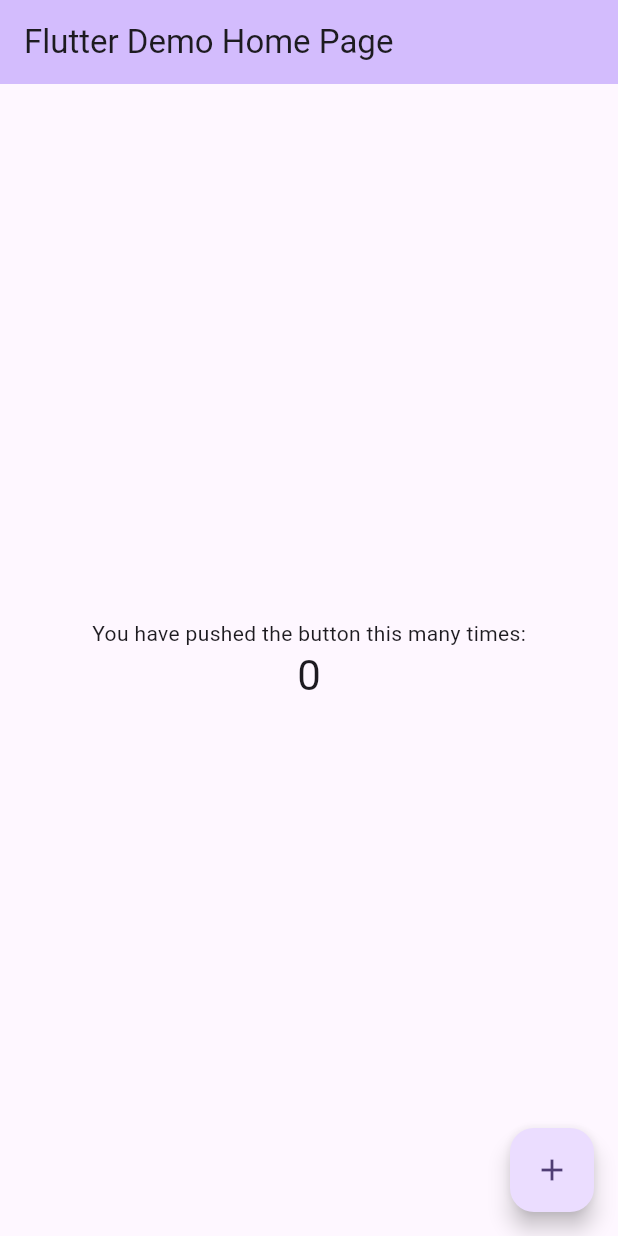
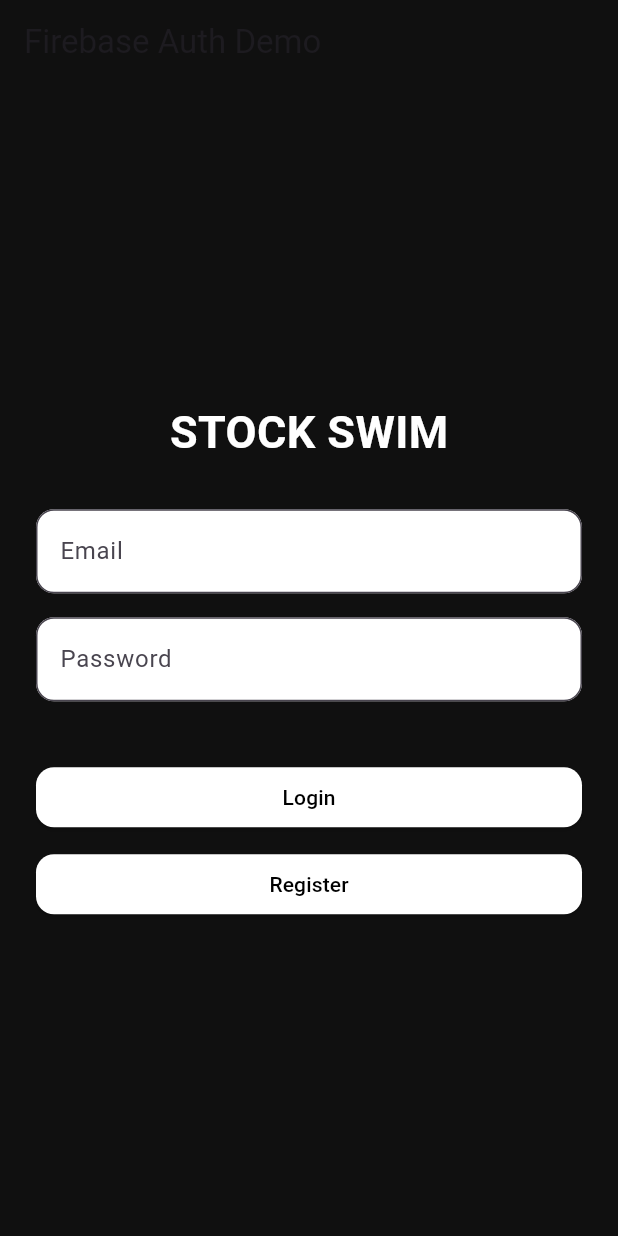
Before and after one commit to RezRak/StockSwim, a Flutter app: the screen it shows after launch, on a phone screen of 412 x 824 dp. Run offline on Flutter 3.47's test engine with Material 3 defaults, Android fonts, the phone set to English and light mode, and no system bars; our stand-ins replace firebase_auth, firebase_core; accounts and stored records are empty.

Commit message:
Created login and register, worked on UI

```diff
--- a/lib/login.dart
+++ b/lib/login.dart
@@ -1,8 +1,8 @@
 import 'package:flutter/material.dart';
 import 'package:firebase_auth/firebase_auth.dart';
 import 'package:firebase_core/firebase_core.dart';
-import 'package:cloud_firestore/cloud_firestore.dart';
 import 'package:stockapp/home.dart';
+import 'package:stockapp/register.dart';
 import 'firebase_options.dart';
 
 void main() async {
@@ -44,121 +44,27 @@ class _MyHomePageState extends State<MyHomePage> {
   @override
   Widget build(BuildContext context) {
     return Scaffold(
+      backgroundColor: const Color.fromARGB(255, 16, 16, 16),
       appBar: AppBar(
         title: Text(widget.title),
-        actions: <Widget>[
-          ElevatedButton(
-            onPressed: _signOut,
-            child: Text('Sign Out'),
-          ),
-        ],
+        backgroundColor: const Color.fromARGB(255, 16, 16, 16),
       ),
       body: Center(
         child: Column(
           mainAxisAlignment: MainAxisAlignment.center,
           children: <Widget>[
-            RegisterEmailSection(auth: _auth),
+            Text(
+              'STOCK SWIM',
+              style: TextStyle(
+                color: Colors.white,
+                fontSize: 30,
+                fontWeight: FontWeight.bold,
+              ),
+            ),
+            SizedBox(height: 30),
             EmailPasswordForm(auth: _auth),
           ],
         ),
-      ),
-    );
-  }
-}
-
-class RegisterEmailSection extends StatefulWidget {
-  RegisterEmailSection({Key? key, required this.auth}) : super(key: key);
-  final FirebaseAuth auth;
-
-  @override
-  _RegisterEmailSectionState createState() => _RegisterEmailSectionState();
-}
-
-class _RegisterEmailSectionState extends State<RegisterEmailSection> {
-  final GlobalKey<FormState> _formKey = GlobalKey<FormState>();
-  final TextEditingController _emailController = TextEditingController();
-  final TextEditingController _passwordController = TextEditingController();
-  bool _success = false;
-  bool _initialState = true;
-  String? _userEmail;
-
-  void _register() async {
-    try {
-      await widget.auth.createUserWithEmailAndPassword(
-        email: _emailController.text,
-        password: _passwordController.text,
-      );
-      setState(() {
-        _success = true;
-        _userEmail = _emailController.text;
-        _initialState = false;
-      });
-    } catch (e) {
-      setState(() {
-        _success = false;
-        _initialState = false;
-      });
-    }
-  }
-
-  @override
-  void dispose() {
-    _emailController.dispose();
-    _passwordController.dispose();
-    super.dispose();
-  }
-
-  @override
-  Widget build(BuildContext context) {
-    return Form(
-      key: _formKey,
-      child: Column(
-        crossAxisAlignment: CrossAxisAlignment.start,
-        children: <Widget>[
-          TextFormField(
-            controller: _emailController,
-            decoration: InputDecoration(labelText: 'Email'),
-            validator: (value) {
-              if (value == null || value.isEmpty) {
-                return 'Please enter some text';
-              }
-              return null;
-            },
-          ),
-          TextFormField(
-            controller: _passwordController,
-            obscureText: true,
-            decoration: InputDecoration(labelText: 'Password'),
-            validator: (value) {
-              if (value == null || value.isEmpty) {
-                return 'Please enter some text';
-              }
-              return null;
-            },
-          ),
-          Container(
-            padding: const EdgeInsets.symmetric(vertical: 16.0),
-            alignment: Alignment.center,
-            child: ElevatedButton(
-              onPressed: () {
-                if (_formKey.currentState!.validate()) {
-                  _register();
-                }
-              },
-              child: Text('Submit'),
-            ),
-          ),
-          if (!_initialState)
-            Container(
-              alignment: Alignment.center,
-              child: Text(
-                _success
-                    ? 'Successfully registered $_userEmail'
-                    : 'Registration failed',
-                style: TextStyle(color: _success ? Colors.green : Colors.red),
-              ),
-            ),
-        ],
       ),
     );
   }
@@ -214,17 +120,21 @@ class _EmailPasswordFormState extends State<EmailPasswordForm> {
   Widget build(BuildContext context) {
     return Form(
       key: _formKey,
+      child: Padding(
+        padding: const EdgeInsets.symmetric(horizontal: 24.0),
         child: Column(
-        crossAxisAlignment: CrossAxisAlignment.start,
+          crossAxisAlignment: CrossAxisAlignment.stretch,
           children: <Widget>[
-          Container(
-            child: Text('Test sign in with email and password'),
-            padding: const EdgeInsets.all(16),
-            alignment: Alignment.center,
-          ),
             TextFormField(
               controller: _emailController,
-            decoration: InputDecoration(labelText: 'Email'),
+              decoration: InputDecoration(
+                labelText: 'Email',
+                filled: true,
+                fillColor: Colors.white,
+                border: OutlineInputBorder(
+                  borderRadius: BorderRadius.circular(12.0),
+                ),
+              ),
               validator: (value) {
                 if (value == null || value.isEmpty) {
                   return 'Please enter some text';
@@ -232,10 +142,18 @@ class _EmailPasswordFormState extends State<EmailPasswordForm> {
                 return null;
               },
             ),
+            SizedBox(height: 16),
             TextFormField(
               controller: _passwordController,
               obscureText: true,
-            decoration: InputDecoration(labelText: 'Password'),
+              decoration: InputDecoration(
+                labelText: 'Password',
+                filled: true,
+                fillColor: Colors.white,
+                border: OutlineInputBorder(
+                  borderRadius: BorderRadius.circular(12.0),
+                ),
+              ),
               validator: (value) {
                 if (value == null || value.isEmpty) {
                   return 'Please enter some text';
@@ -243,19 +161,41 @@ class _EmailPasswordFormState extends State<EmailPasswordForm> {
                 return null;
               },
             ),
-          Container(
-            padding: const EdgeInsets.symmetric(vertical: 16.0),
-            alignment: Alignment.center,
-            child: ElevatedButton(
+            SizedBox(height: 40),
+            ElevatedButton(
+              style: ElevatedButton.styleFrom(
+                backgroundColor: Colors.white,
+                foregroundColor: Colors.black,
+                shape: RoundedRectangleBorder(
+                  borderRadius: BorderRadius.circular(12.0),
+                ),
+              ),
               onPressed: () {
                 if (_formKey.currentState!.validate()) {
                   _signInWithEmailAndPassword();
                 }
               },
-              child: Text('Submit'),
+              child: Text('Login'),
+            ),
+            SizedBox(height: 10),
+            ElevatedButton(
+              style: ElevatedButton.styleFrom(
+                backgroundColor: Colors.white,
+                foregroundColor: Colors.black,
+                shape: RoundedRectangleBorder(
+                  borderRadius: BorderRadius.circular(12.0),
                 ),
               ),
+              onPressed: () {
+                Navigator.push(
+                  context,
+                  MaterialPageRoute(builder: (context) => Register()),
+                );
+              },
+              child: Text('Register'),
+            ),
           ],
+        ),
       ),
     );
   }
--- a/lib/main.dart
+++ b/lib/main.dart
@@ -2,32 +2,30 @@ import 'package:flutter/material.dart';
 import 'dart:convert';
 import 'package:http/http.dart' as http;
 import 'package:stockapp/login.dart';
-import 'package:flutter/material.dart';
 import 'package:firebase_auth/firebase_auth.dart';
 import 'package:firebase_core/firebase_core.dart';
-import 'package:cloud_firestore/cloud_firestore.dart';
-import 'package:stockapp/home.dart';
 import 'firebase_options.dart';
 
-void main() {
+void main() async {
+  WidgetsFlutterBinding.ensureInitialized();
+  await Firebase.initializeApp(
+    options: DefaultFirebaseOptions.currentPlatform,
+  );
   runApp(const MyApp());
-  Firebase.initializeApp();
 }
 
 class MyApp extends StatelessWidget {
   const MyApp({super.key});
-
 
   @override
   Widget build(BuildContext context) {
     return MaterialApp(
       title: 'Flutter Demo',
       theme: ThemeData(
-
         colorScheme: ColorScheme.fromSeed(seedColor: Colors.deepPurple),
         useMaterial3: true,
       ),
-      home: const MyHomePage(title: 'Flutter Demo Home Page'),
+      home: Login(),
     );
   }
 }
@@ -47,69 +45,3 @@ class FinnhubService {
     }
   }
 }
-
-class MyHomePage extends StatefulWidget {
-  const MyHomePage({super.key, required this.title});
-
-
-  final String title;
-
-  @override
-  State<MyHomePage> createState() => _MyHomePageState();
-}
-
-class _MyHomePageState extends State<MyHomePage> {
-  int _counter = 0;
-
-  void _incrementCounter() {
-    setState(() {
-      Navigator.pushReplacement(
-        context,
-        MaterialPageRoute(builder: (context) => Login()),
-      );
-    });
-  }
-
-  @override
-  Widget build(BuildContext context) {
-    // This method is rerun every time setState is called, for instance as done
-    // by the _incrementCounter method above.
-    //
-    // The Flutter framework has been optimized to make rerunning build methods
-    // fast, so that you can just rebuild anything that needs updating rather
-    // than having to individually change instances of widgets.
-    return Scaffold(
-      appBar: AppBar(
-        // TRY THIS: Try changing the color here to a specific color (to
-        // Colors.amber, perhaps?) and trigger a hot reload to see the AppBar
-        // change color while the other colors stay the same.
-        backgroundColor: Theme.of(context).colorScheme.inversePrimary,
-        // Here we take the value from the MyHomePage object that was created by
-        // the App.build method, and use it to set our appbar title.
-        title: Text(widget.title),
-      ),
-      body: Center(
-        // Center is a layout widget. It takes a single child and positions it
-        // in the middle of the parent.
-        child: Column(
-
-          mainAxisAlignment: MainAxisAlignment.center,
-          children: <Widget>[
-            const Text(
-              'You have pushed the button this many times:',
-            ),
-            Text(
-              '$_counter',
-              style: Theme.of(context).textTheme.headlineMedium,
-            ),
-          ],
-        ),
-      ),
-      floatingActionButton: FloatingActionButton(
-        onPressed: _incrementCounter,
-        tooltip: 'Increment',
-        child: const Icon(Icons.add),
-      ), // This trailing comma makes auto-formatting nicer for build methods.
-    );
-  }
-}
```
Also changed, not shown: lib/register.dart (+188 -0 lines). Lines whose indentation alone changed are shown as unchanged.
